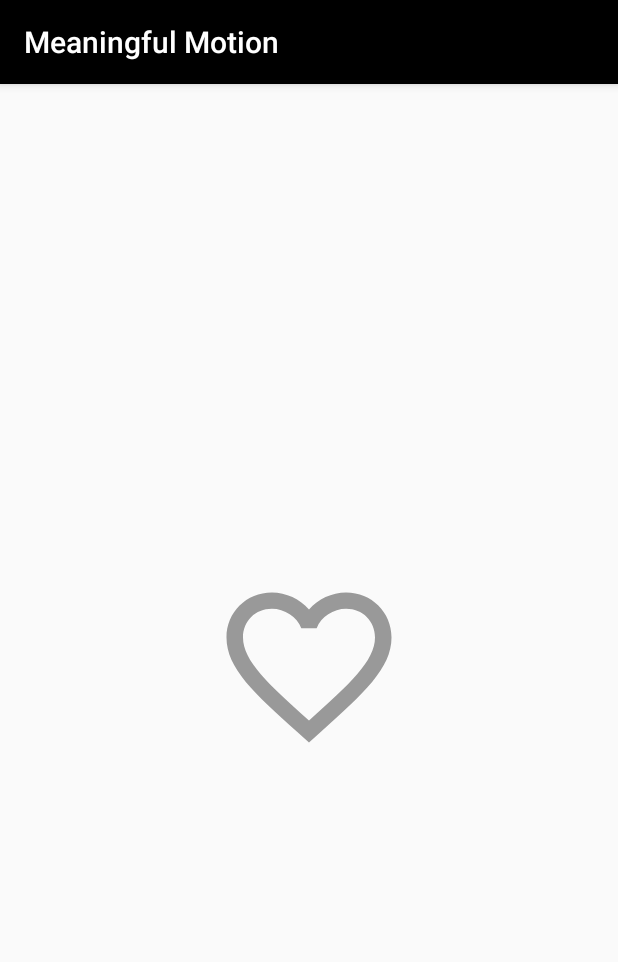
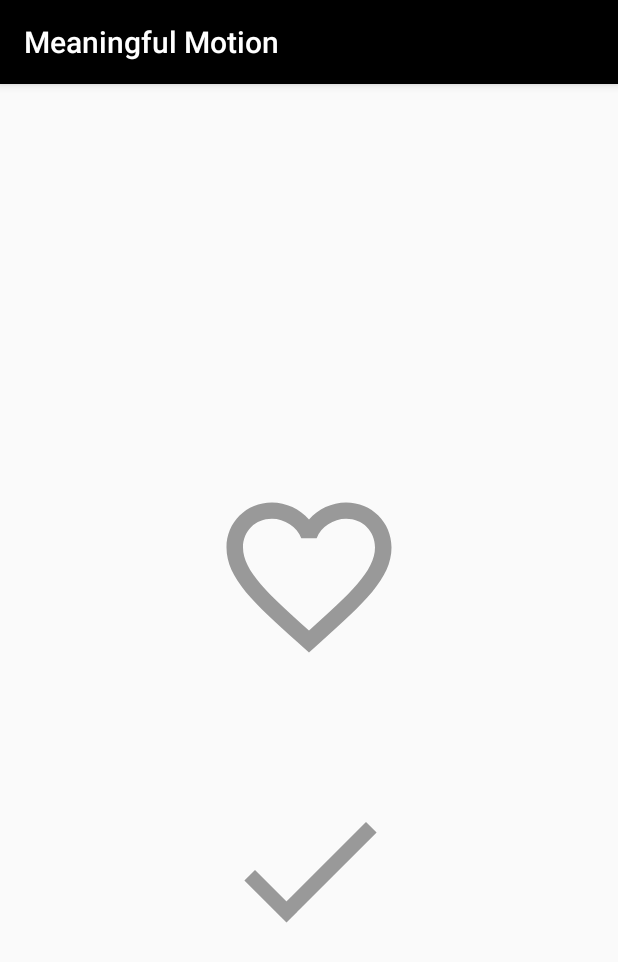
Before and after one commit to Apurba000Biswas/MeaningfulMotion, an Android app: the HeartFillActivity screen opened directly, with no data from a screen before it, on a phone screen of 412 x 824 dp. Shown: the top 962 px of the screen. Run offline under Robolectric (Android 15) with nearby library versions, the phone set to English and light mode, and no system bars.

Commit message:
2.4 Added Tick Cross Animation

```diff
--- a/app/src/main/java/com/apurba/meaningfulmotion/HeartFillActivity.java
+++ b/app/src/main/java/com/apurba/meaningfulmotion/HeartFillActivity.java
@@ -14,6 +14,11 @@ public class HeartFillActivity extends AppCompatActivity {
     private AnimatedVectorDrawable fillHeart;
     private boolean full = false;
 
+    private ImageView tickCross;
+    private AnimatedVectorDrawable tickToCross;
+    private AnimatedVectorDrawable crossToTick;
+    private boolean tick = true;
+
     @Override
     protected void onCreate(Bundle savedInstanceState) {
         super.onCreate(savedInstanceState);
@@ -22,12 +27,23 @@ public class HeartFillActivity extends AppCompatActivity {
         imageView = findViewById(R.id.image_view);
         emptyHeart = (AnimatedVectorDrawable) getDrawable(R.drawable.avd_heart_empty);
         fillHeart = (AnimatedVectorDrawable) getDrawable(R.drawable.avd_heart_fill);
+
+        tickCross = (ImageView) findViewById(R.id.tick_cross);
+        tickToCross = (AnimatedVectorDrawable) getDrawable(R.drawable.avd_tick_to_cross);
+        crossToTick = (AnimatedVectorDrawable) getDrawable(R.drawable.avd_cross_to_tick);
     }
 
-    public void animate(View view) {
+    public void animateHeart(View view) {
         AnimatedVectorDrawable drawable = full ? emptyHeart : fillHeart;
         imageView.setImageDrawable(drawable);
         drawable.start();
         full = !full;
     }
+
+    public void animateTick(View view) {
+        AnimatedVectorDrawable drawable = tick ? tickToCross : crossToTick;
+        tickCross.setImageDrawable(drawable);
+        drawable.start();
+        tick = !tick;
+    }
 }
--- a/app/src/main/java/com/apurba/meaningfulmotion/MultipleElementAdapter.java
+++ b/app/src/main/java/com/apurba/meaningfulmotion/MultipleElementAdapter.java
@@ -82,7 +82,7 @@ public class MultipleElementAdapter extends RecyclerView.Adapter<RecyclerView.Vi
             root.setVisibility(View.VISIBLE);
             root.setTranslationY(offset);
             root.setAlpha(0.85f);
-            // then animate back to natural position
+            // then animateHeart back to natural position
             root.animate()
                     .translationY(0f)
                     .alpha(1f)
--- a/app/src/main/java/com/apurba/meaningfulmotion/MultipleElementChaoticAdapter.java
+++ b/app/src/main/java/com/apurba/meaningfulmotion/MultipleElementChaoticAdapter.java
@@ -82,7 +82,7 @@ public class MultipleElementChaoticAdapter extends RecyclerView.Adapter<Recycler
             }
             root.setTranslationY(yOffset);
 
-            // now animate them back into their natural position
+            // now animateHeart them back into their natural position
             root.animate()
                     .translationY(0f)
                     .translationX(0f)
--- /dev/null
+++ b/app/src/main/res/animator/rotate_cross_to_tick.xml
@@ -0,0 +1,23 @@
+<?xml version="1.0" encoding="utf-8"?>
+<!--
+Copyright (C) 2015 The Android Open Source Project
+
+   Licensed under the Apache License, Version 2.0 (the "License");
+    you may not use this file except in compliance with the License.
+    You may obtain a copy of the License at
+
+         http://www.apache.org/licenses/LICENSE-2.0
+
+    Unless required by applicable law or agreed to in writing, software
+    distributed under the License is distributed on an "AS IS" BASIS,
+    WITHOUT WARRANTIES OR CONDITIONS OF ANY KIND, either express or implied.
+    See the License for the specific language governing permissions and
+    limitations under the License.
+-->
+<objectAnimator
+    xmlns:android="http://schemas.android.com/apk/res/android"
+    android:propertyName="rotation"
+    android:valueFrom="-180"
+    android:valueTo="0"
+    android:duration="@integer/duration"
+    android:interpolator="@android:interpolator/fast_out_slow_in" />
--- /dev/null
+++ b/app/src/main/res/animator/rotate_tick_to_cross.xml
@@ -0,0 +1,23 @@
+<?xml version="1.0" encoding="utf-8"?>
+<!--
+Copyright (C) 2015 The Android Open Source Project
+
+   Licensed under the Apache License, Version 2.0 (the "License");
+    you may not use this file except in compliance with the License.
+    You may obtain a copy of the License at
+
+         http://www.apache.org/licenses/LICENSE-2.0
+
+    Unless required by applicable law or agreed to in writing, software
+    distributed under the License is distributed on an "AS IS" BASIS,
+    WITHOUT WARRANTIES OR CONDITIONS OF ANY KIND, either express or implied.
+    See the License for the specific language governing permissions and
+    limitations under the License.
+-->
+<objectAnimator
+    xmlns:android="http://schemas.android.com/apk/res/android"
+    android:propertyName="rotation"
+    android:valueFrom="0"
+    android:valueTo="180"
+    android:duration="@integer/duration"
+    android:interpolator="@android:interpolator/fast_out_slow_in" />
--- /dev/null
+++ b/app/src/main/res/drawable/avd_cross_to_tick.xml
@@ -0,0 +1,29 @@
+<?xml version="1.0" encoding="utf-8"?>
+<!--
+Copyright (C) 2015 The Android Open Source Project
+
+   Licensed under the Apache License, Version 2.0 (the "License");
+    you may not use this file except in compliance with the License.
+    You may obtain a copy of the License at
+
+         http://www.apache.org/licenses/LICENSE-2.0
+
+    Unless required by applicable law or agreed to in writing, software
+    distributed under the License is distributed on an "AS IS" BASIS,
+    WITHOUT WARRANTIES OR CONDITIONS OF ANY KIND, either express or implied.
+    See the License for the specific language governing permissions and
+    limitations under the License.
+-->
+<animated-vector
+    xmlns:android="http://schemas.android.com/apk/res/android"
+    android:drawable="@drawable/ic_cross">
+
+    <target
+        android:name="@string/cross"
+        android:animation="@animator/cross_to_tick" />
+
+    <target
+        android:name="@string/groupTickCross"
+        android:animation="@animator/rotate_cross_to_tick" />
+
+</animated-vector>
--- /dev/null
+++ b/app/src/main/res/drawable/avd_tick_to_cross.xml
@@ -0,0 +1,30 @@
+<?xml version="1.0" encoding="utf-8"?>
+<!--
+Copyright (C) 2015 The Android Open Source Project
+
+   Licensed under the Apache License, Version 2.0 (the "License");
+    you may not use this file except in compliance with the License.
+    You may obtain a copy of the License at
+
+         http://www.apache.org/licenses/LICENSE-2.0
+
+    Unless required by applicable law or agreed to in writing, software
+    distributed under the License is distributed on an "AS IS" BASIS,
+    WITHOUT WARRANTIES OR CONDITIONS OF ANY KIND, either express or implied.
+    See the License for the specific language governing permissions and
+    limitations under the License.
+-->
+<animated-vector
+    xmlns:android="http://schemas.android.com/apk/res/android"
+    android:drawable="@drawable/ic_tick">
+
+    <target
+        android:name="@string/tick"
+        android:animation="@animator/tick_to_cross" />
+
+
+    <target
+        android:name="@string/groupTickCross"
+        android:animation="@animator/rotate_tick_to_cross" />
+
+</animated-vector>
--- /dev/null
+++ b/app/src/main/res/drawable/ic_cross.xml
@@ -0,0 +1,37 @@
+<?xml version="1.0" encoding="utf-8"?>
+<!--
+Copyright (C) 2015 The Android Open Source Project
+
+   Licensed under the Apache License, Version 2.0 (the "License");
+    you may not use this file except in compliance with the License.
+    You may obtain a copy of the License at
+
+         http://www.apache.org/licenses/LICENSE-2.0
+
+    Unless required by applicable law or agreed to in writing, software
+    distributed under the License is distributed on an "AS IS" BASIS,
+    WITHOUT WARRANTIES OR CONDITIONS OF ANY KIND, either express or implied.
+    See the License for the specific language governing permissions and
+    limitations under the License.
+-->
+<vector xmlns:android="http://schemas.android.com/apk/res/android"
+        android:width="120dp"
+        android:height="120dp"
+        android:viewportWidth="@integer/viewport_width"
+        android:viewportHeight="@integer/viewport_height">
+
+    <group
+        android:name="@string/groupTickCross"
+        android:pivotX="@integer/viewport_center_x"
+        android:pivotY="@integer/viewport_center_y">
+
+        <path
+            android:name="@string/cross"
+            android:pathData="@string/path_cross"
+            android:strokeWidth="@integer/stroke_width"
+            android:strokeLineCap="square"
+            android:strokeColor="@color/stroke_color"/>
+
+    </group>
+
+</vector>
--- /dev/null
+++ b/app/src/main/res/drawable/ic_tick.xml
@@ -0,0 +1,37 @@
+<?xml version="1.0" encoding="utf-8"?>
+<!--
+Copyright (C) 2015 The Android Open Source Project
+
+   Licensed under the Apache License, Version 2.0 (the "License");
+    you may not use this file except in compliance with the License.
+    You may obtain a copy of the License at
+
+         http://www.apache.org/licenses/LICENSE-2.0
+
+    Unless required by applicable law or agreed to in writing, software
+    distributed under the License is distributed on an "AS IS" BASIS,
+    WITHOUT WARRANTIES OR CONDITIONS OF ANY KIND, either express or implied.
+    See the License for the specific language governing permissions and
+    limitations under the License.
+-->
+<vector xmlns:android="http://schemas.android.com/apk/res/android"
+        android:width="120dp"
+        android:height="120dp"
+        android:viewportWidth="@integer/viewport_width"
+        android:viewportHeight="@integer/viewport_height">
+
+    <group
+        android:name="@string/groupTickCross"
+        android:pivotX="@integer/viewport_center_x"
+        android:pivotY="@integer/viewport_center_y">
+
+        <path
+            android:name="@string/tick"
+            android:pathData="@string/path_tick"
+            android:strokeWidth="@integer/stroke_width"
+            android:strokeLineCap="square"
+            android:strokeColor="@color/stroke_color"/>
+
+    </group>
+
+</vector>
--- a/app/src/main/res/layout/activity_heart_fill.xml
+++ b/app/src/main/res/layout/activity_heart_fill.xml
@@ -1,17 +1,28 @@
 <?xml version="1.0" encoding="utf-8"?>
-<FrameLayout
+<LinearLayout
+    android:orientation="vertical"
     xmlns:android="http://schemas.android.com/apk/res/android"
     xmlns:tools="http://schemas.android.com/tools"
     android:layout_width="match_parent"
     android:layout_height="match_parent"
-    android:onClick="animate"
+    android:gravity="center"
     tools:context=".HeartFillActivity">
 
     <ImageView
         android:id="@+id/image_view"
         android:layout_width="wrap_content"
         android:layout_height="wrap_content"
+        android:onClick="animateHeart"
         android:layout_gravity="center"
         android:src="@drawable/ic_heart" />
 
-</FrameLayout>
+
+    <ImageView
+        android:onClick="animateTick"
+        android:id="@+id/tick_cross"
+        android:layout_width="wrap_content"
+        android:layout_height="wrap_content"
+        android:layout_gravity="center"
+        android:src="@drawable/ic_tick" />
+
+</LinearLayout>
--- /dev/null
+++ b/app/src/main/res/values/tick_cross.xml
@@ -0,0 +1,41 @@
+<?xml version="1.0" encoding="utf-8"?>
+<!--
+Copyright (C) 2015 The Android Open Source Project
+
+   Licensed under the Apache License, Version 2.0 (the "License");
+    you may not use this file except in compliance with the License.
+    You may obtain a copy of the License at
+
+         http://www.apache.org/licenses/LICENSE-2.0
+
+    Unless required by applicable law or agreed to in writing, software
+    distributed under the License is distributed on an "AS IS" BASIS,
+    WITHOUT WARRANTIES OR CONDITIONS OF ANY KIND, either express or implied.
+    See the License for the specific language governing permissions and
+    limitations under the License.
+-->
+<resources>
+
+    <!-- geometry -->
+    <integer name="viewport_width">24</integer>
+    <integer name="viewport_height">24</integer>
+    <integer name="viewport_center_x">12</integer>
+    <integer name="viewport_center_y">12</integer>
+    <!--<string name="path_tick">M19.6,7 L10.4,16.2 M4.8,13.4 L9,17.6</string>-->
+    <string name="path_tick">M4.8,13.4 L9,17.6 M10.4,16.2 L19.6,7</string>
+    <!--<string name="path_cross">M17.6,6.4 L6.4,17.6 M6.4,6.4 L17.6,17.6</string>-->
+    <string name="path_cross">M6.4,6.4 L17.6,17.6 M6.4,17.6 L17.6,6.4</string>
+    <integer name="stroke_width">2</integer>
+
+    <!-- names -->
+    <string name="tick">tick</string>
+    <string name="cross">cross</string>
+    <string name="groupTickCross">groupTickCross</string>
+
+    <!-- drawing -->
+    <color name="stroke_color">#999</color>
+
+    <!-- timing -->
+    <integer name="duration">450</integer>
+
+</resources>
```
Also changed, not shown: app/src/main/res/animator/cross_to_tick.xml (added, +24 -0 lines), app/src/main/res/animator/tick_to_cross.xml (added, +24 -0 lines).
